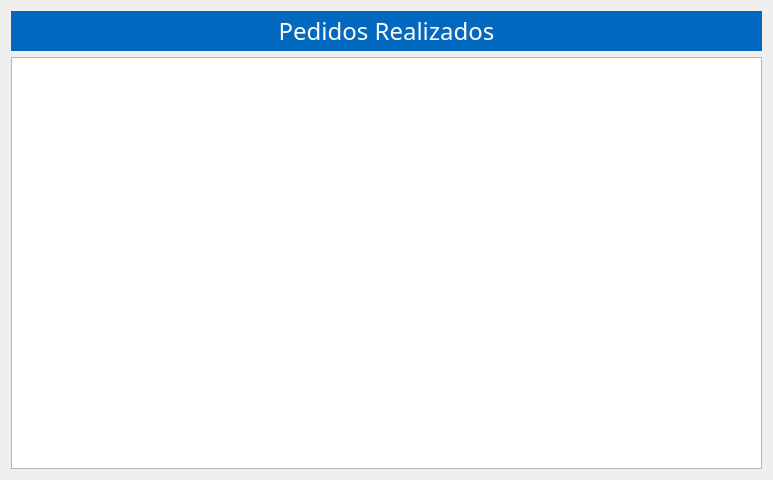
This is ventproductosrealizados.ui in MrDanielG/IS1-Proyecto-Relojes as Qt 5 draws it before an edit. The edited form follows.
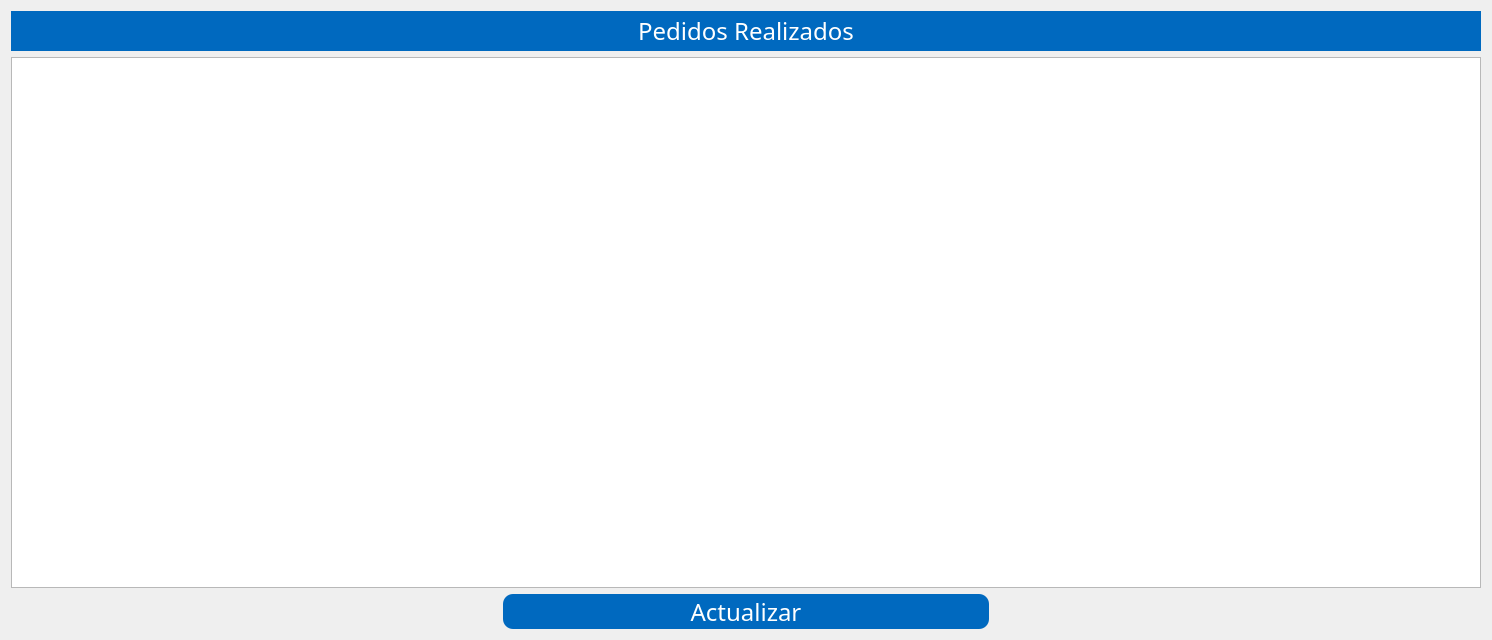
This is the edited form.

The edit to the form file:
```diff
--- a/ventproductosrealizados.ui
+++ b/ventproductosrealizados.ui
@@ -6,8 +6,8 @@
    <rect>
     <x>0</x>
     <y>0</y>
-    <width>773</width>
-    <height>480</height>
+    <width>1492</width>
+    <height>640</height>
    </rect>
   </property>
   <property name="windowTitle">
@@ -31,10 +31,68 @@
 
 QLineEdit{
 	border-radius:14px;
+}
+
+QHeaderView::section {
+    background-color: #1869A9;
+	color: white;
+    padding: 4px;
+    font-size: 14pt;
+    border-style: none;
+    border-bottom: 1px solid #16618B;
+    border-right: 1px solid #fffff8;
 }</string>
   </property>
   <layout class="QGridLayout" name="gridLayout">
-   <item row="0" column="0">
+   <item row="2" column="0">
+    <spacer name="horizontalSpacer">
+     <property name="orientation">
+      <enum>Qt::Horizontal</enum>
+     </property>
+     <property name="sizeType">
+      <enum>QSizePolicy::Preferred</enum>
+     </property>
+     <property name="sizeHint" stdset="0">
+      <size>
+       <width>40</width>
+       <height>20</height>
+      </size>
+     </property>
+    </spacer>
+   </item>
+   <item row="2" column="1">
+    <widget class="QPushButton" name="btnRefresh">
+     <property name="minimumSize">
+      <size>
+       <width>100</width>
+       <height>35</height>
+      </size>
+     </property>
+     <property name="text">
+      <string>Actualizar</string>
+     </property>
+    </widget>
+   </item>
+   <item row="2" column="2">
+    <spacer name="horizontalSpacer_2">
+     <property name="orientation">
+      <enum>Qt::Horizontal</enum>
+     </property>
+     <property name="sizeType">
+      <enum>QSizePolicy::Preferred</enum>
+     </property>
+     <property name="sizeHint" stdset="0">
+      <size>
+       <width>40</width>
+       <height>20</height>
+      </size>
+     </property>
+    </spacer>
+   </item>
+   <item row="1" column="0" colspan="3">
+    <widget class="QTableView" name="tablaInfoPedido"/>
+   </item>
+   <item row="0" column="0" colspan="3">
     <widget class="QLabel" name="label">
      <property name="minimumSize">
       <size>
@@ -54,9 +112,6 @@
      </property>
     </widget>
    </item>
-   <item row="1" column="0">
-    <widget class="QTableView" name="tablaInfoPedido"/>
-   </item>
   </layout>
  </widget>
  <resources/>
```
